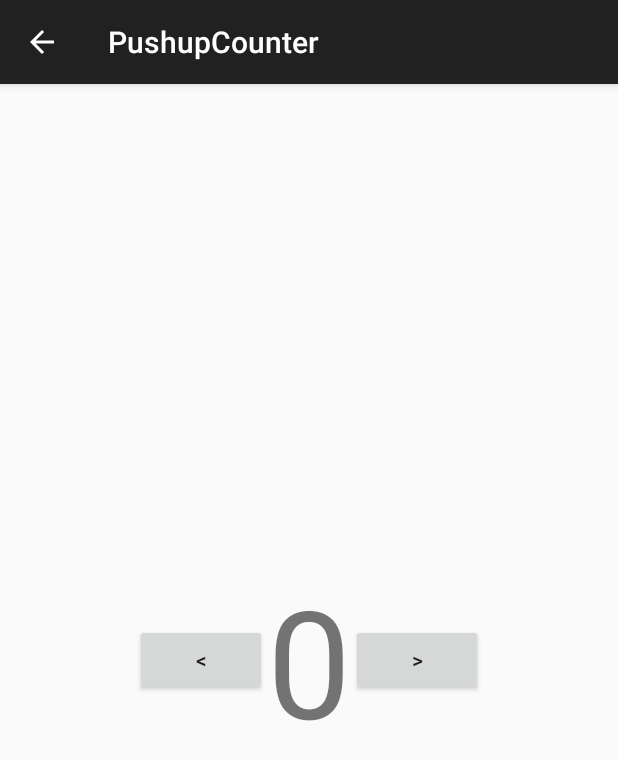
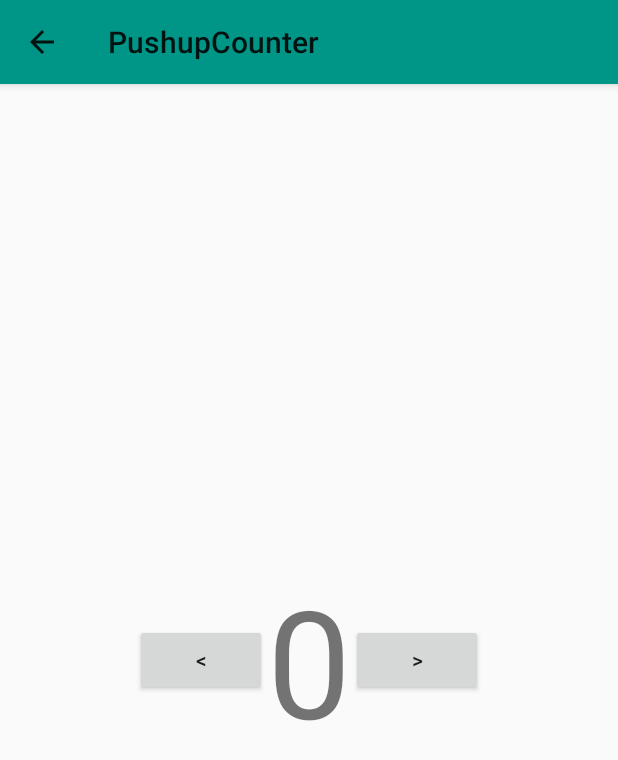
Before and after one commit to SebastianBoyd/Fitness, an Android app: the PushupCounter screen opened directly, with no data from a screen before it, on a phone screen of 412 x 824 dp. Shown: the top 760 px of the screen. Run offline under Robolectric (Android 15) with nearby library versions, the phone set to English and light mode, and no system bars; 1 statement that could not run was skipped.

Commit message:
Add basic color scheme implementation.

```diff
--- a/app/src/main/res/values/styles.xml
+++ b/app/src/main/res/values/styles.xml
@@ -1,8 +1,2 @@
 <resources>
-
-    <!-- Base application theme. -->
-    <style name="AppTheme" parent="Theme.AppCompat.Light.DarkActionBar">
-        <!-- Customize your theme here. -->
-    </style>
-
 </resources>
--- /dev/null
+++ b/app/src/main/res/values/themes.xml
@@ -0,0 +1,7 @@
+<?xml version="1.0" encoding="utf-8"?>
+<resources>
+    <style name="Theme.Main" parent="Theme.AppCompat.Light">
+        <item name="colorPrimary">@color/primary</item>
+        <item name="colorPrimaryDark">@color/primary_dark</item>
+    </style>
+</resources>
```
Also changed, not shown: app/src/main/AndroidManifest.xml (+4 -5 lines), app/src/main/res/values/colors.xml (added, +13 -0 lines).
